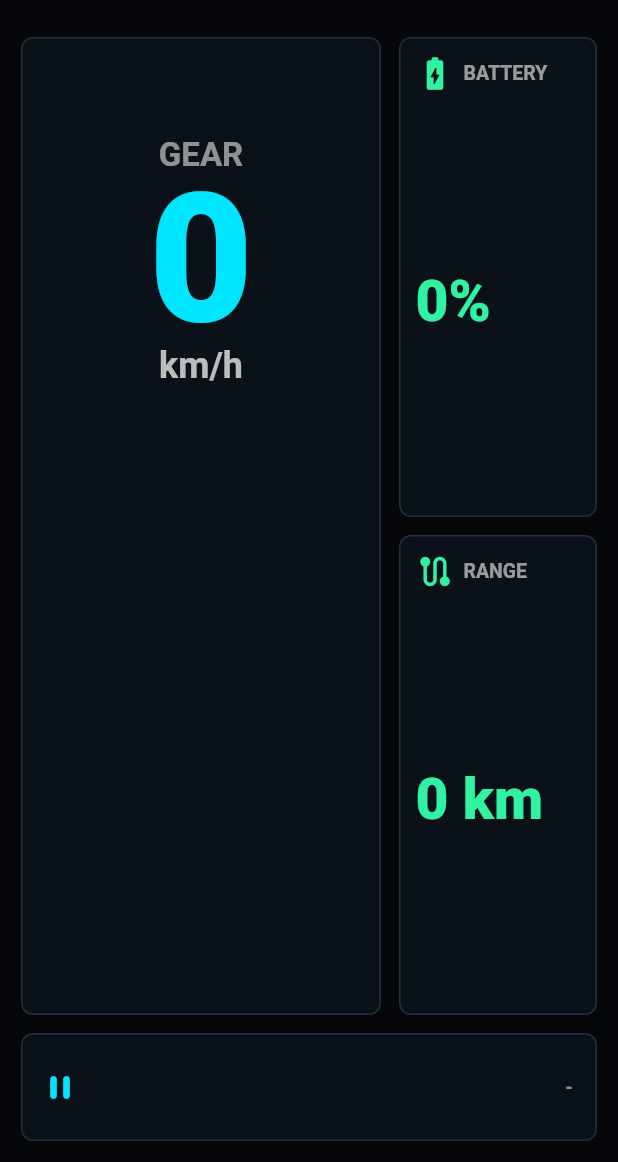
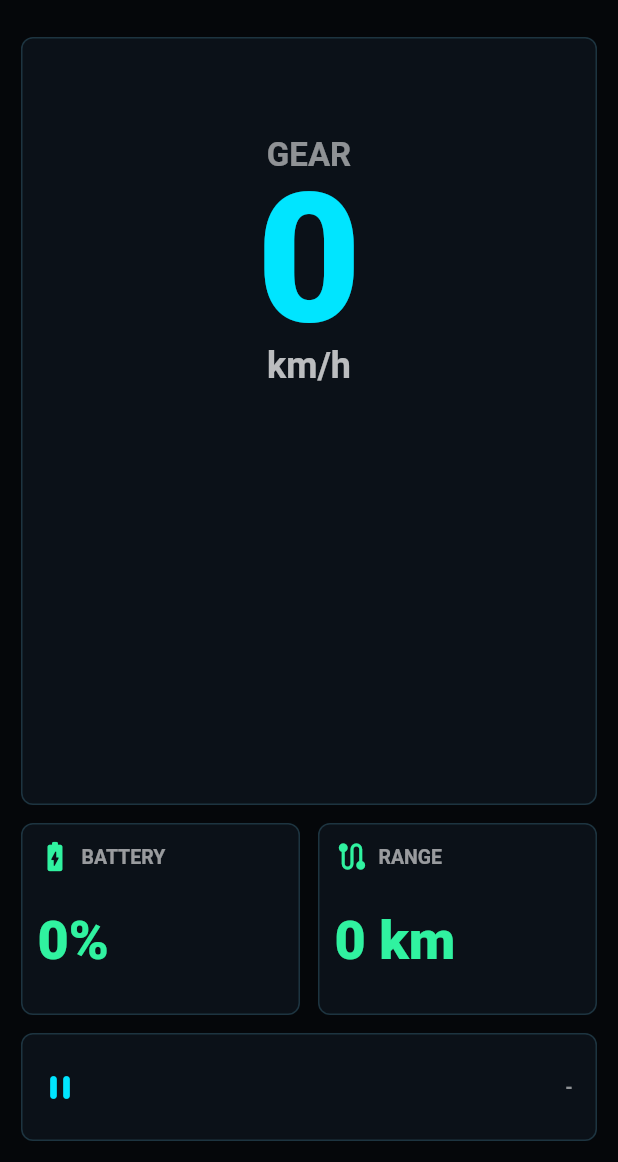
Before and after one commit to KKKyriejiang/Tesla_HUD, a Flutter app: the _LandscapeHud widget shown alone on an empty page, opened directly with empty values, on a phone screen of 412 x 824 dp, the part 74-1236 px from its top. Run offline on Flutter 3.47's test engine with Material 3 defaults, Android fonts, the phone set to English and light mode, and no system bars; network calls fail.

Commit message:
fix responsive HUD layout for desktop and mobile

```diff
--- a/mobile/tesla_hud_app/lib/main.dart
+++ b/mobile/tesla_hud_app/lib/main.dart
@@ -20,6 +20,8 @@ const String defaultApiUrl = String.fromEnvironment(
   'API_URL',
   defaultValue: 'http://127.0.0.1:8000/api/mock/vehicle',
 );
+
+const double mobileWidthBreakpoint = 700;
 
 void main() {
   runApp(const TeslaHudApp());
@@ -372,9 +374,14 @@ class _DashboardScreenState extends State<DashboardScreen> {
 
     return Scaffold(
       body: SafeArea(
-        child: OrientationBuilder(
-          builder: (context, orientation) {
-            if (orientation == Orientation.portrait) {
+        child: LayoutBuilder(
+          builder: (context, constraints) {
+            final width = constraints.maxWidth;
+            final height = constraints.maxHeight;
+            final isPortrait = height > width;
+            final isMobileWidth = width < mobileWidthBreakpoint;
+
+            if (isMobileWidth && isPortrait) {
               return const _RotatePhoneScreen();
             }
 
@@ -464,6 +471,7 @@ class _LandscapeHud extends StatelessWidget {
             (constraints.maxHeight * 0.17).clamp(48.0, 72.0).toDouble();
         final metricWidth =
             (constraints.maxWidth * 0.24).clamp(132.0, 230.0).toDouble();
+        final useCompactStack = constraints.maxWidth < mobileWidthBreakpoint;
 
         return Padding(
           padding: EdgeInsets.all(padding),
@@ -481,6 +489,40 @@ class _LandscapeHud extends StatelessWidget {
               Expanded(
                 child: dashboardData == null
                     ? _EmptyState(state: state)
+                    : useCompactStack
+                        ? Column(
+                            children: [
+                              Expanded(
+                                flex: 4,
+                                child: _SpeedPanel(data: dashboardData),
+                              ),
+                              SizedBox(height: gap),
+                              Expanded(
+                                child: Row(
+                                  children: [
+                                    Expanded(
+                                      child: _MetricCard(
+                                        label: 'Battery',
+                                        value:
+                                            '${dashboardData.batteryPercent.round()}%',
+                                        icon: Icons
+                                            .battery_charging_full_rounded,
+                                      ),
+                                    ),
+                                    SizedBox(width: gap),
+                                    Expanded(
+                                      child: _MetricCard(
+                                        label: 'Range',
+                                        value:
+                                            '${dashboardData.rangeKm.round()} km',
+                                        icon: Icons.route_rounded,
+                                      ),
+                                    ),
+                                  ],
+                                ),
+                              ),
+                            ],
+                          )
                         : Row(
                             crossAxisAlignment: CrossAxisAlignment.stretch,
                             children: [
@@ -495,7 +537,8 @@ class _LandscapeHud extends StatelessWidget {
                                         label: 'Battery',
                                         value:
                                             '${dashboardData.batteryPercent.round()}%',
-                                    icon: Icons.battery_charging_full_rounded,
+                                        icon: Icons
+                                            .battery_charging_full_rounded,
                                       ),
                                     ),
                                     SizedBox(height: gap),
```
Lines whose indentation alone changed are shown as unchanged.
